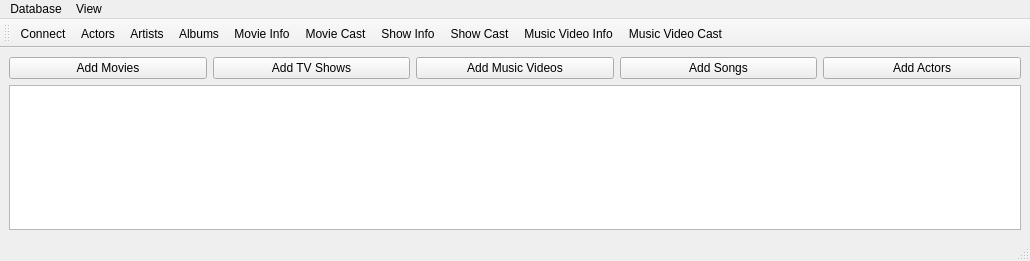
Before: the Qt Designer form dbmainwindow.ui in Zakhrov/WebPhonon, drawn with Qt 5.
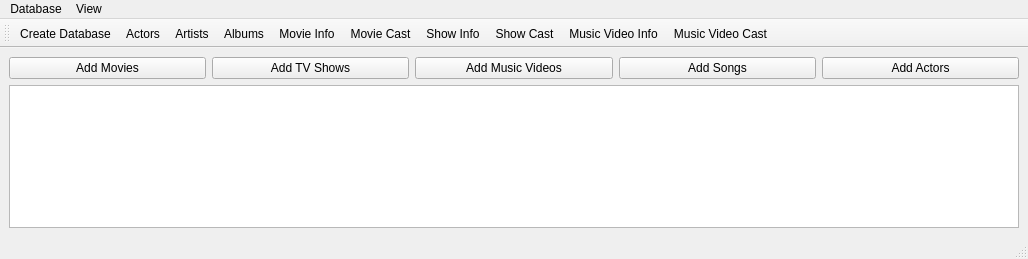
After: the same form once the commit is applied. Icons and pictures are not drawn.

Commit message: Add Create Default Database (Requires App restart)

What changed in the file:
```diff
--- a/dbmainwindow.ui
+++ b/dbmainwindow.ui
@@ -6,8 +6,8 @@
    <rect>
     <x>0</x>
     <y>0</y>
-    <width>1030</width>
-    <height>261</height>
+    <width>1028</width>
+    <height>259</height>
    </rect>
   </property>
   <property name="windowTitle">
@@ -72,7 +72,7 @@
     <rect>
      <x>0</x>
      <y>0</y>
-     <width>1030</width>
+     <width>1028</width>
      <height>22</height>
     </rect>
    </property>
@@ -80,7 +80,7 @@
     <property name="title">
      <string>Database</string>
     </property>
-    <addaction name="actionConnect"/>
+    <addaction name="actionCreate_Database"/>
    </widget>
    <widget class="QMenu" name="menuBrowser">
     <property name="title">
@@ -129,7 +129,7 @@
    <attribute name="toolBarBreak">
     <bool>false</bool>
    </attribute>
-   <addaction name="actionConnect"/>
+   <addaction name="actionCreate_Database"/>
    <addaction name="actionActors"/>
    <addaction name="actionArtists"/>
    <addaction name="actionAlbums"/>
@@ -140,9 +140,12 @@
    <addaction name="actionMusic_Video_Info"/>
    <addaction name="actionMusic_Video_Cast"/>
   </widget>
-  <action name="actionConnect">
+  <action name="actionCreate_Database">
    <property name="text">
-    <string>Connect</string>
+    <string>Create Database</string>
+   </property>
+   <property name="toolTip">
+    <string>Create Default Database</string>
    </property>
   </action>
   <action name="actionSongs">
```
The commit also changes 3 other files.
